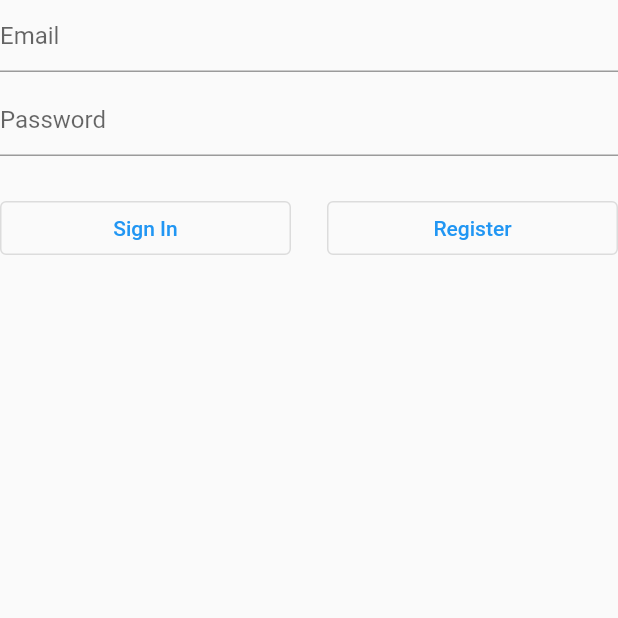
After one commit to Pierre81385/flutter-matchdotdog, a Flutter app: the screen it shows after launch, after a tap on "Cancel", on a phone screen of 412 x 824 dp, the top half of it. The commit adds this screen. Run offline on Flutter 3.47's test engine with Material 2 defaults, Android fonts, the phone set to English and light mode, and no system bars; our stand-ins replace cloud_firestore, firebase_auth, firebase_core; accounts and stored records are empty.

Commit message:
user register and login tested and working

```diff
--- /dev/null
+++ b/lib/pages/login.dart
@@ -0,0 +1,134 @@
+import 'package:flutter/material.dart';
+import 'package:firebase_auth/firebase_auth.dart';
+import 'package:matchdotdog/pages/register.dart';
+import '../models/fire_auth.dart';
+import '../models/validators.dart';
+
+class LoginPage extends StatefulWidget {
+  const LoginPage({super.key});
+
+  @override
+  State<LoginPage> createState() => _LoginPageState();
+}
+
+class _LoginPageState extends State<LoginPage> {
+  final _formKey = GlobalKey<FormState>();
+  final _emailTextController = TextEditingController();
+  final _passwordTextController = TextEditingController();
+  final _focusEmail = FocusNode();
+  final _focusPassword = FocusNode();
+  bool _isProcessing = false;
+
+  @override
+  Widget build(BuildContext context) {
+    return GestureDetector(
+      onTap: () {
+        _focusEmail.unfocus();
+        _focusPassword.unfocus();
+      },
+      child: Scaffold(
+        body: SafeArea(
+          child: Column(
+            children: [
+              Form(
+                key: _formKey,
+                child: Column(
+                  children: <Widget>[
+                    TextFormField(
+                      controller: _emailTextController,
+                      focusNode: _focusEmail,
+                      validator: (value) => Validator.validateEmail(
+                        email: value,
+                      ),
+                      decoration: InputDecoration(
+                        hintText: "Email",
+                      ),
+                    ),
+                    const SizedBox(height: 8.0),
+                    TextFormField(
+                      controller: _passwordTextController,
+                      focusNode: _focusPassword,
+                      obscureText: true,
+                      validator: (value) => Validator.validatePassword(
+                        password: value,
+                      ),
+                      decoration: InputDecoration(
+                        hintText: "Password",
+                      ),
+                    ),
+                    const SizedBox(height: 24.0),
+                    _isProcessing
+                        ? const CircularProgressIndicator()
+                        : Row(
+                            mainAxisAlignment: MainAxisAlignment.spaceBetween,
+                            children: [
+                              Expanded(
+                                child: OutlinedButton(
+                                  onPressed: () async {
+                                    _focusEmail.unfocus();
+                                    _focusPassword.unfocus();
+
+                                    if (_formKey.currentState!.validate()) {
+                                      setState(() {
+                                        _isProcessing = true;
+                                      });
+
+                                      User? user = await FireAuth
+                                          .signInUsingEmailPassword(
+                                        email: _emailTextController.text,
+                                        password: _passwordTextController.text,
+                                      );
+
+                                      setState(() {
+                                        _isProcessing = false;
+                                      });
+
+                                      if (user != null) {
+                                        print(
+                                            "User is successfully logged in!");
+                                        // Navigator.of(context).pushReplacement(
+                                        //   MaterialPageRoute(
+                                        //     builder: (context) => ProfilePage(
+                                        //       user: user,
+                                        //     ),
+                                        //   ),
+                                        // );
+                                      }
+                                    }
+                                  },
+                                  child: const Text(
+                                    'Sign In',
+                                  ),
+                                ),
+                              ),
+                              const SizedBox(width: 24.0),
+                              Expanded(
+                                child: OutlinedButton(
+                                  onPressed: () {
+                                    Navigator.of(context).push(
+                                      MaterialPageRoute(
+                                        builder: (context) => RegisterUser(),
+                                      ),
+                                    );
+                                  },
+                                  child: const Text(
+                                    'Register',
+                                  ),
+                                ),
+                              ),
+                            ],
+                          )
+                  ],
+                ),
+              )
+            ],
+          ),
+        ),
+      ),
+    );
+
+    return const Center(
+      child: CircularProgressIndicator(),
+    );
+  }
+}
--- a/lib/pages/register.dart
+++ b/lib/pages/register.dart
@@ -1,8 +1,11 @@
 //the basic user registration functionality
 
 import 'package:flutter/material.dart';
-import '../models/owner.dart';
+import 'package:firebase_auth/firebase_auth.dart';
+import 'package:cloud_firestore/cloud_firestore.dart';
+import 'package:matchdotdog/pages/login.dart';
 import '../models/validators.dart';
+import '../models/fire_auth.dart';
 
 class RegisterUser extends StatefulWidget {
   const RegisterUser({super.key});
@@ -17,24 +20,31 @@ class _RegisterUserState extends State<RegisterUser> {
   final _lastNameTextController = TextEditingController();
   final _emailTextController = TextEditingController();
   final _passwordTextController = TextEditingController();
-  final _verifyPasswordTextController = TextEditingController();
-  late Owner _owner;
-
-  void setOwner() {
-    _owner.name =
-        '${_firstNameTextController.text} ${_lastNameTextController.text}';
-    _owner.email = _emailTextController.text;
-  }
+  final _focusFirstName = FocusNode();
+  final _focusLastName = FocusNode();
+  final _focusEmail = FocusNode();
+  final _focusPassword = FocusNode();
+  bool _isProcessing = false;
+  final firestoreInstance = FirebaseFirestore.instance;
 
   @override
   Widget build(BuildContext context) {
-    return Form(
+    return GestureDetector(
+      onTap: () {
+        _focusFirstName.unfocus();
+        _focusLastName.unfocus();
+        _focusEmail.unfocus();
+        _focusPassword.unfocus();
+      },
+      child: Scaffold(
+        body: Form(
           key: _registerFormKey,
           child: SafeArea(
             child: Column(
               children: [
                 TextFormField(
                   controller: _firstNameTextController,
+                  focusNode: _focusFirstName,
                   validator: (value) => Validator.validateName(
                     name: value,
                   ),
@@ -42,6 +52,7 @@ class _RegisterUserState extends State<RegisterUser> {
                 ),
                 TextFormField(
                   controller: _lastNameTextController,
+                  focusNode: _focusLastName,
                   validator: (value) => Validator.validateName(
                     name: value,
                   ),
@@ -49,6 +60,7 @@ class _RegisterUserState extends State<RegisterUser> {
                 ),
                 TextFormField(
                   controller: _emailTextController,
+                  focusNode: _focusEmail,
                   validator: (value) => Validator.validateEmail(
                     email: value,
                   ),
@@ -56,12 +68,82 @@ class _RegisterUserState extends State<RegisterUser> {
                 ),
                 TextFormField(
                   controller: _passwordTextController,
+                  focusNode: _focusPassword,
                   validator: (value) => Validator.validatePassword(
                     password: value,
                   ),
                   decoration: InputDecoration(hintText: 'Password'),
                 ),
+                _isProcessing
+                    ? const CircularProgressIndicator()
+                    : Row(
+                        mainAxisAlignment: MainAxisAlignment.spaceBetween,
+                        children: [
+                          Expanded(
+                            child: OutlinedButton(
+                              onPressed: () {
+                                print('Take user back to Home page');
+                                Navigator.of(context).push(
+                                  MaterialPageRoute(
+                                    builder: (context) => LoginPage(),
+                                  ),
+                                );
+                              },
+                              child: const Text(
+                                'Cancel',
+                              ),
+                            ),
+                          ),
+                          const SizedBox(width: 24.0),
+                          Expanded(
+                            child: OutlinedButton(
+                              onPressed: () async {
+                                _focusFirstName.unfocus();
+                                _focusLastName.unfocus();
+                                _focusEmail.unfocus();
+                                _focusPassword.unfocus();
+
+                                if (_registerFormKey.currentState!.validate()) {
+                                  setState(() {
+                                    _isProcessing = true;
+                                  });
+
+                                  if (_registerFormKey.currentState!
+                                      .validate()) {
+                                    User? user = await FireAuth
+                                        .registerUsingEmailPassword(
+                                      name:
+                                          '${_firstNameTextController.text} ${_lastNameTextController.text}',
+                                      email: _emailTextController.text,
+                                      password: _passwordTextController.text,
+                                    );
+
+                                    setState(() {
+                                      _isProcessing = false;
+                                    });
+
+                                    if (user != null) {
+                                      print('User successfully registered!');
+                                      // Navigator.of(context).pushReplacement(
+                                      //   MaterialPageRoute(
+                                      //     builder: (context) =>
+                                      //         ProfilePage(user: user),
+                                      //   ),
+                                      // );
+                                    }
+                                  }
+                                }
+                              },
+                              child: const Text(
+                                'Register',
+                              ),
+                            ),
+                          ),
                         ],
+                      )
+              ],
+            ),
+          ),
         ),
       ),
     );
```
Lines whose indentation alone changed are shown as unchanged.
